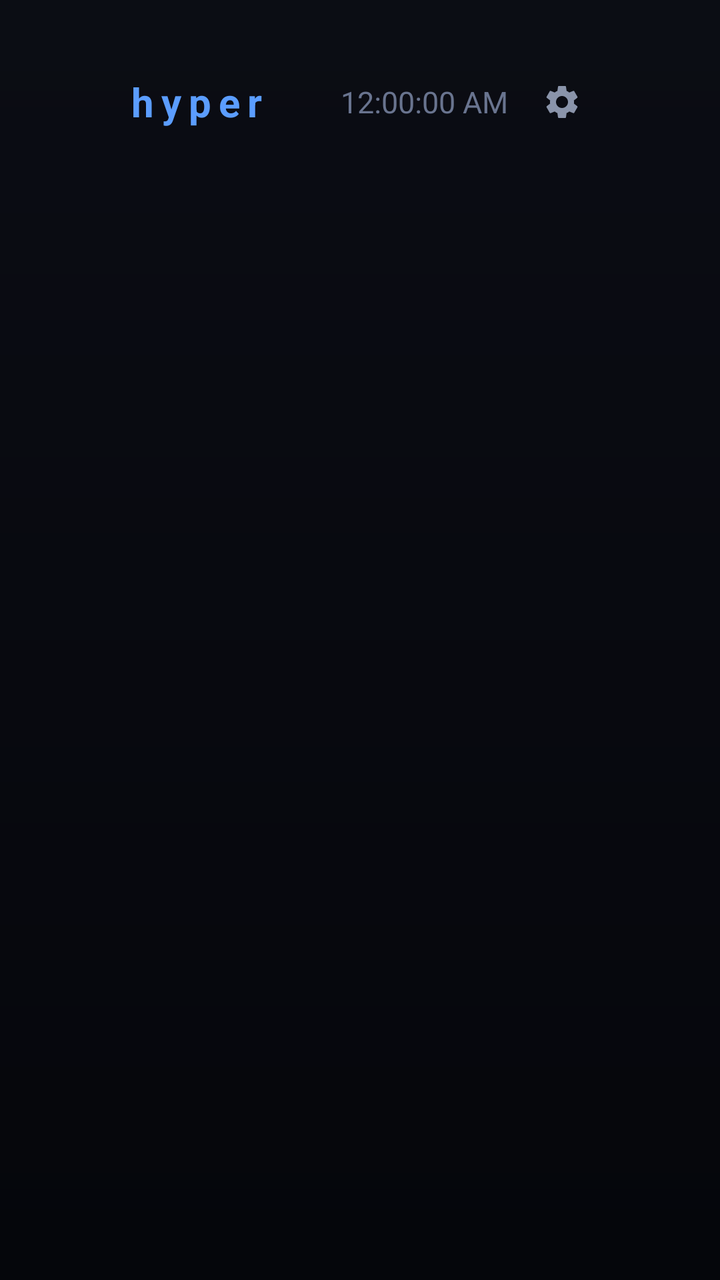
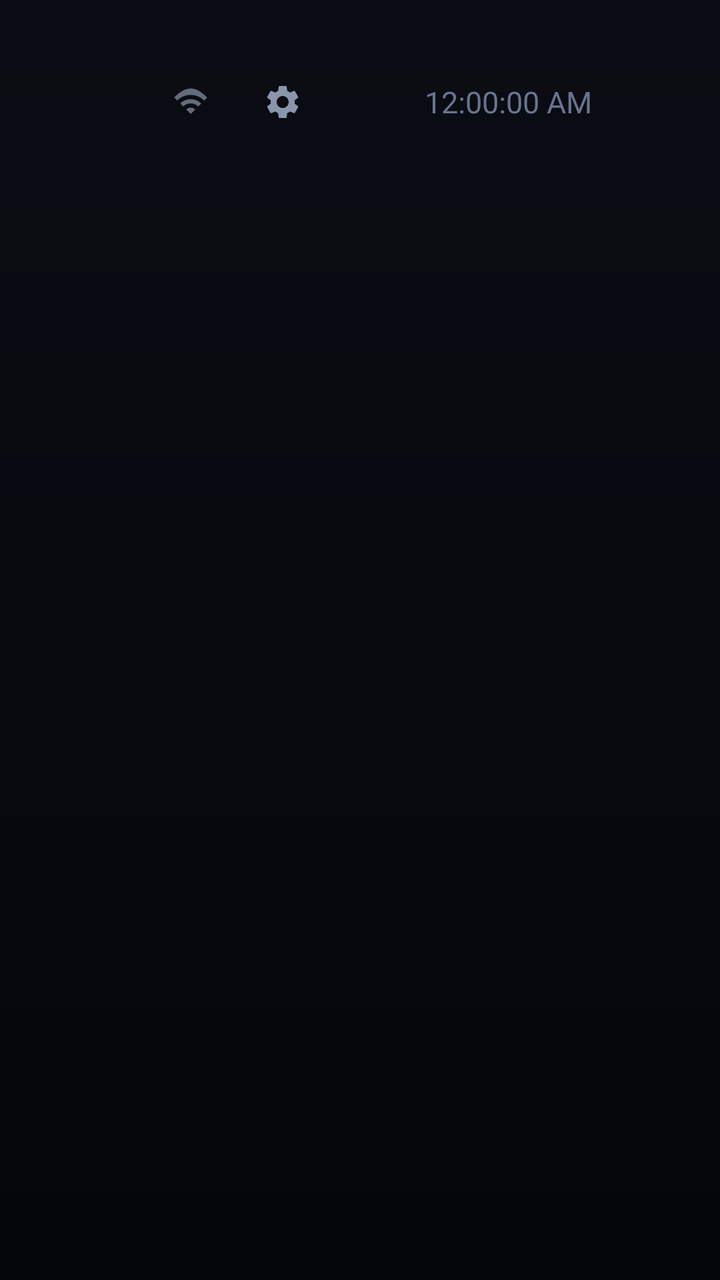

The first picture is an Android layout as it rendered before a commit; the second is the same layout after the commit. The layout source and the unified diff follow.
<!-- AndroidManifest.xml: application theme Theme.Hyper -->
<!-- res/layout/activity_home.xml -->
<?xml version="1.0" encoding="utf-8"?>
<FrameLayout xmlns:android="http://schemas.android.com/apk/res/android"
    android:layout_width="match_parent"
    android:layout_height="match_parent"
    android:clipChildren="false"
    android:clipToPadding="false">

    <LinearLayout
        android:layout_width="match_parent"
        android:layout_height="match_parent"
        android:orientation="vertical"
        android:clipChildren="false"
        android:clipToPadding="false"
        android:paddingStart="64dp"
        android:paddingEnd="64dp"
        android:paddingTop="36dp"
        android:paddingBottom="32dp">

        
        <LinearLayout
            android:layout_width="match_parent"
            android:layout_height="wrap_content"
            android:orientation="horizontal"
            android:gravity="center_vertical"
            android:layout_marginBottom="36dp">

            <TextView
                android:layout_width="wrap_content"
                android:layout_height="wrap_content"
                android:text="hyper"
                android:textColor="@color/accent"
                android:textSize="20sp"
                android:textStyle="bold"
                android:letterSpacing="0.18" />

            <View
                android:layout_width="0dp"
                android:layout_height="1dp"
                android:layout_weight="1" />

            <TextView
                android:id="@+id/date"
                android:layout_width="wrap_content"
                android:layout_height="wrap_content"
                android:textColor="@color/text_dim"
                android:textSize="14sp"
                android:layout_marginEnd="18dp" />

            <TextClock
                android:id="@+id/clock"
                android:layout_width="wrap_content"
                android:layout_height="wrap_content"
                android:format12Hour="h:mm:ss a"
                android:format24Hour="H:mm:ss"
                android:textColor="@color/text_dim"
                android:textSize="15sp" />

            <ImageView
                android:id="@+id/settingsBtn"
                android:layout_width="30dp"
                android:layout_height="30dp"
                android:src="@drawable/ic_settings"
                android:padding="5dp"
                android:layout_marginStart="12dp"
                android:focusable="true"
                android:clickable="true"
                android:contentDescription="Settings" />
        </LinearLayout>

        
        <GridView
            android:id="@+id/grid"
            android:layout_width="match_parent"
            android:layout_height="0dp"
            android:layout_weight="1"
            android:numColumns="6"
            android:horizontalSpacing="18dp"
            android:verticalSpacing="18dp"
            android:layout_marginTop="28dp"
            android:stretchMode="columnWidth"
            android:scrollbars="none"
            android:overScrollMode="never"
            android:clipToPadding="false"
            android:clipChildren="false"
            android:listSelector="@android:color/transparent" />

        
        <TextView
            android:id="@+id/hint"
            android:layout_width="match_parent"
            android:layout_height="wrap_content"
            android:gravity="center"
            android:textColor="@color/text_dim"
            android:textSize="13sp"
            android:alpha="0"
            android:layout_marginTop="14dp" />
    </LinearLayout>
</FrameLayout>
<!-- resources referenced by this layout -->
<resources>
  <color name="accent">#5B9DFF</color>
  <color name="text_dim">#69748F</color>
  <!-- drawable ic_settings (drawable) -->
  <vector xmlns:android="http://schemas.android.com/apk/res/android"
      android:width="24dp" android:height="24dp"
      android:viewportWidth="24" android:viewportHeight="24">
      <path
          android:fillColor="#8A94AA"
          android:pathData="M19.14,12.94c0.04,-0.3 0.06,-0.61 0.06,-0.94c0,-0.32 -0.02,-0.64 -0.07,-0.94l2.03,-1.58c0.18,-0.14 0.23,-0.41 0.12,-0.61l-1.92,-3.32c-0.12,-0.22 -0.37,-0.29 -0.59,-0.22l-2.39,0.96c-0.5,-0.38 -1.03,-0.7 -1.62,-0.94L14.4,2.81c-0.04,-0.24 -0.24,-0.41 -0.48,-0.41h-3.84c-0.24,0 -0.43,0.17 -0.47,0.41L9.25,5.35C8.66,5.59 8.12,5.92 7.63,6.29L5.24,5.33c-0.22,-0.08 -0.47,0 -0.59,0.22L2.74,8.87C2.62,9.08 2.66,9.34 2.86,9.48l2.03,1.58C4.84,11.36 4.8,11.69 4.8,12s0.02,0.64 0.07,0.94l-2.03,1.58c-0.18,0.14 -0.23,0.41 -0.12,0.61l1.92,3.32c0.12,0.22 0.37,0.29 0.59,0.22l2.39,-0.96c0.5,0.38 1.03,0.7 1.62,0.94l0.36,2.54c0.05,0.24 0.24,0.41 0.48,0.41h3.84c0.24,0 0.44,-0.17 0.47,-0.41l0.36,-2.54c0.59,-0.24 1.13,-0.56 1.62,-0.94l2.39,0.96c0.22,0.08 0.47,0 0.59,-0.22l1.92,-3.32c0.12,-0.22 0.07,-0.47 -0.12,-0.61L19.14,12.94zM12,15.6c-1.98,0 -3.6,-1.62 -3.6,-3.6s1.62,-3.6 3.6,-3.6s3.6,1.62 3.6,3.6S13.98,15.6 12,15.6z" />
  </vector>
  <style name="Theme.Hyper" parent="android:Theme.Material.NoActionBar">
          <item name="android:windowBackground">@drawable/bg</item>
          <item name="android:windowFullscreen">true</item>
          <item name="android:statusBarColor">@android:color/transparent</item>
          <item name="android:navigationBarColor">@android:color/transparent</item>
          <item name="android:windowLayoutInDisplayCutoutMode">shortEdges</item>
      </style>
  <!-- drawable bg (drawable) -->
  <?xml version="1.0" encoding="utf-8"?>
  <shape xmlns:android="http://schemas.android.com/apk/res/android" android:shape="rectangle">
      <gradient
          android:angle="270"
          android:startColor="@color/bg_top"
          android:endColor="@color/bg_bottom"
          android:type="linear" />
  </shape>
  <color name="bg_top">#0B0D14</color>
  <color name="bg_bottom">#05060B</color>
</resources>

<!-- the commit's change to res/layout/activity_home.xml (unified diff, before → after) -->
@@ -24,19 +24,67 @@
             android:gravity="center_vertical"
             android:layout_marginBottom="36dp">
 
-            <TextView
-                android:layout_width="wrap_content"
-                android:layout_height="wrap_content"
-                android:text="hyper"
-                android:textColor="@color/accent"
-                android:textSize="20sp"
-                android:textStyle="bold"
-                android:letterSpacing="0.18" />
-
             <View
                 android:layout_width="0dp"
                 android:layout_height="1dp"
                 android:layout_weight="1" />
+
+            
+            <LinearLayout
+                android:id="@+id/wifiGroup"
+                android:layout_width="wrap_content"
+                android:layout_height="wrap_content"
+                android:orientation="horizontal"
+                android:gravity="center_vertical"
+                android:paddingStart="10dp"
+                android:paddingEnd="10dp"
+                android:paddingTop="4dp"
+                android:paddingBottom="4dp"
+                android:focusable="true"
+                android:clickable="true"
+                android:layout_marginEnd="4dp">
+
+                <ImageView
+                    android:id="@+id/wifiIcon"
+                    android:layout_width="18dp"
+                    android:layout_height="18dp"
+                    android:src="@drawable/ic_wifi"
+                    android:alpha="0.7" />
+
+                <TextView
+                    android:id="@+id/ssid"
+                    android:layout_width="wrap_content"
+                    android:maxWidth="110dp"
+                    android:layout_height="wrap_content"
+                    android:layout_marginStart="8dp"
+                    android:textColor="@color/text_dim"
+                    android:textSize="13sp"
+                    android:singleLine="true"
+                    android:ellipsize="marquee"
+                    android:marqueeRepeatLimit="marquee_forever"
+                    android:focusable="true"
+                    android:scrollHorizontally="true" />
+            </LinearLayout>
+
+            <ImageView
+                android:id="@+id/settingsBtn"
+                android:layout_width="30dp"
+                android:layout_height="30dp"
+                android:src="@drawable/ic_settings"
+                android:padding="5dp"
+                android:layout_marginEnd="18dp"
+                android:focusable="true"
+                android:clickable="true"
+                android:contentDescription="Settings" />
+
+            <TextView
+                android:id="@+id/weather"
+                android:layout_width="wrap_content"
+                android:layout_height="wrap_content"
+                android:textColor="@color/text_dim"
+                android:textSize="14sp"
+                android:layout_marginEnd="18dp"
+                android:visibility="gone" />
 
             <TextView
                 android:id="@+id/date"
@@ -44,7 +92,13 @@
                 android:layout_height="wrap_content"
                 android:textColor="@color/text_dim"
                 android:textSize="14sp"
-                android:layout_marginEnd="18dp" />
+                android:layout_marginEnd="18dp"
+                android:paddingStart="10dp"
+                android:paddingEnd="10dp"
+                android:paddingTop="4dp"
+                android:paddingBottom="4dp"
+                android:focusable="true"
+                android:clickable="true" />
 
             <TextClock
                 android:id="@+id/clock"
@@ -54,17 +108,6 @@
                 android:format24Hour="H:mm:ss"
                 android:textColor="@color/text_dim"
                 android:textSize="15sp" />
-
-            <ImageView
-                android:id="@+id/settingsBtn"
-                android:layout_width="30dp"
-                android:layout_height="30dp"
-                android:src="@drawable/ic_settings"
-                android:padding="5dp"
-                android:layout_marginStart="12dp"
-                android:focusable="true"
-                android:clickable="true"
-                android:contentDescription="Settings" />
         </LinearLayout>
 
         
<!-- resource entries referenced after the edit -->
@@ -1,6 +1,5 @@
 <!-- resources referenced by this layout -->
 <resources>
-  <color name="accent">#5B9DFF</color>
   <color name="text_dim">#69748F</color>
   <!-- drawable ic_settings (drawable) -->
   <vector xmlns:android="http://schemas.android.com/apk/res/android"
@@ -9,6 +8,14 @@
       <path
           android:fillColor="#8A94AA"
           android:pathData="M19.14,12.94c0.04,-0.3 0.06,-0.61 0.06,-0.94c0,-0.32 -0.02,-0.64 -0.07,-0.94l2.03,-1.58c0.18,-0.14 0.23,-0.41 0.12,-0.61l-1.92,-3.32c-0.12,-0.22 -0.37,-0.29 -0.59,-0.22l-2.39,0.96c-0.5,-0.38 -1.03,-0.7 -1.62,-0.94L14.4,2.81c-0.04,-0.24 -0.24,-0.41 -0.48,-0.41h-3.84c-0.24,0 -0.43,0.17 -0.47,0.41L9.25,5.35C8.66,5.59 8.12,5.92 7.63,6.29L5.24,5.33c-0.22,-0.08 -0.47,0 -0.59,0.22L2.74,8.87C2.62,9.08 2.66,9.34 2.86,9.48l2.03,1.58C4.84,11.36 4.8,11.69 4.8,12s0.02,0.64 0.07,0.94l-2.03,1.58c-0.18,0.14 -0.23,0.41 -0.12,0.61l1.92,3.32c0.12,0.22 0.37,0.29 0.59,0.22l2.39,-0.96c0.5,0.38 1.03,0.7 1.62,0.94l0.36,2.54c0.05,0.24 0.24,0.41 0.48,0.41h3.84c0.24,0 0.44,-0.17 0.47,-0.41l0.36,-2.54c0.59,-0.24 1.13,-0.56 1.62,-0.94l2.39,0.96c0.22,0.08 0.47,0 0.59,-0.22l1.92,-3.32c0.12,-0.22 0.07,-0.47 -0.12,-0.61L19.14,12.94zM12,15.6c-1.98,0 -3.6,-1.62 -3.6,-3.6s1.62,-3.6 3.6,-3.6s3.6,1.62 3.6,3.6S13.98,15.6 12,15.6z" />
+  </vector>
+  <!-- drawable ic_wifi (drawable) -->
+  <vector xmlns:android="http://schemas.android.com/apk/res/android"
+      android:width="24dp" android:height="24dp"
+      android:viewportWidth="24" android:viewportHeight="24">
+      <path
+          android:fillColor="#8A94AA"
+          android:pathData="M1,9l2,2c4.97,-4.97 13.03,-4.97 18,0l2,-2C18.93,4.93 15.47,3 12,3S5.07,4.93 1,9zM9,17l3,3l3,-3c-1.65,-1.66 -4.34,-1.66 -6,0zM5,13l2,2c2.76,-2.76 7.24,-2.76 10,0l2,-2C15.14,9.14 8.87,9.14 5,13z" />
   </vector>
   <style name="Theme.Hyper" parent="android:Theme.Material.NoActionBar">
           <item name="android:windowBackground">@drawable/bg</item>
